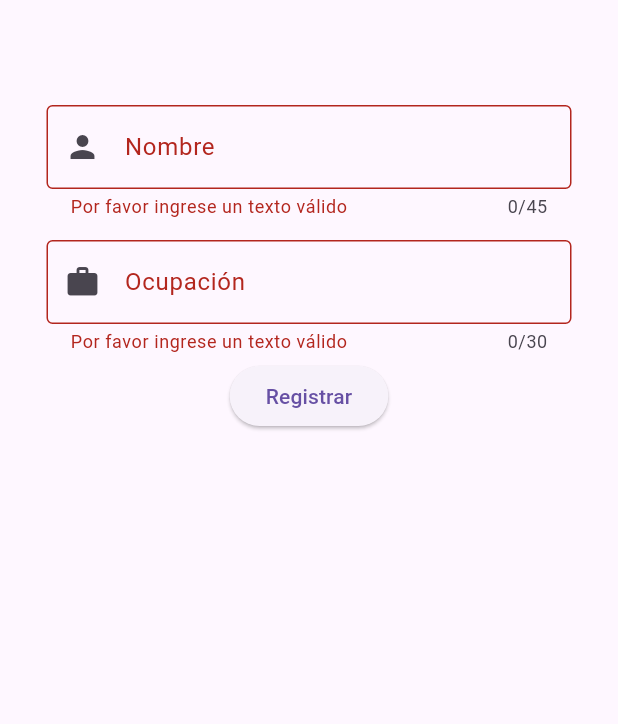
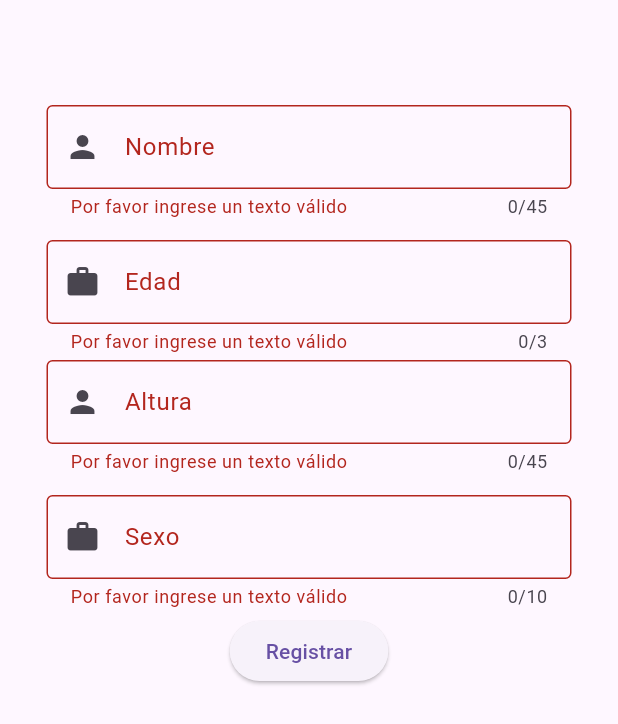
Before and after one commit to M131415/Formulario, a Flutter app: the FormScreenView widget shown alone on an empty page, opened directly, after a tap on "Registrar", on a phone screen of 412 x 824 dp. Shown: the top 724 px of the screen. Run offline on Flutter 3.47's test engine with Material 3 defaults, Android fonts, the phone set to English and light mode, and no system bars; our stand-ins replace flutter_bloc.

Commit message:
update form entity and widgets

```diff
--- a/lib/domain/entities/paciente.dart
+++ b/lib/domain/entities/paciente.dart
@@ -2,8 +2,8 @@ class Paciente{
 
   late int id;
   late String nombre;
-  late int edad;
-  late double altura;
+  late String edad;
+  late String altura;
   late String sexo;
 
   Paciente({
--- a/lib/presentation/screens/formulario/form_screen.dart
+++ b/lib/presentation/screens/formulario/form_screen.dart
@@ -1,4 +1,7 @@
 import 'package:flutter/material.dart';
+import 'package:flutter_bloc/flutter_bloc.dart';
+import 'package:formulario/domain/entities.dart';
+import 'package:formulario/presentation/blocs/form/form_cubit.dart';
 import 'package:formulario/presentation/widgets/widgets.dart';
 
 class FormScreen extends StatelessWidget {
@@ -12,6 +15,7 @@ class FormScreen extends StatelessWidget {
         backgroundColor: Colors.cyan,
       ),
       body: const FormScreenView(),
+      floatingActionButtonLocation: FloatingActionButtonLocation.startFloat,
       floatingActionButton: FloatingActionButton.extended(
         icon: const Icon(Icons.arrow_back_rounded),
         label: const Text("Regresar"),
@@ -31,12 +35,17 @@ class FormScreenView extends StatefulWidget {
 class MyCustomFormState extends State<FormScreenView> {
 
   final TextEditingController _nombreController = TextEditingController();
-    final TextEditingController _ocupacionController = TextEditingController();
+  final TextEditingController _edadController = TextEditingController();
+  final TextEditingController _alturaController = TextEditingController();
+  final TextEditingController _sexoController = TextEditingController();
 
   final _formKey = GlobalKey<FormState>();
 
   @override
   Widget build(BuildContext context) {
+
+    final formCubit = context.watch<FormCubit>();
+
     return Center(
         child: ListView(
           children: [
@@ -56,15 +65,31 @@ class MyCustomFormState extends State<FormScreenView> {
                 ),
                 const SizedBox(height: 10),
                 InputTextField(
-                  controller: _ocupacionController,
-                  label: "Ocupación",
-                  maxLength: 30,
+                  controller: _edadController,
+                  label: "Edad",
+                  maxLength: 3,
+                  icon: const Icon(Icons.work)
+                ),
+                InputTextField(
+                  controller: _alturaController,
+                  label: "Altura",
+                  maxLength: 45,
+                  icon: const Icon(Icons.person),
+                ),
+                const SizedBox(height: 10),
+                InputTextField(
+                  controller: _sexoController,
+                  label: "Sexo",
+                  maxLength: 10,
                   icon: const Icon(Icons.work)
                 ),
                 ElevatedButton(
                   onPressed: () {
                     // Validate returns true if the form is valid, or false otherwise.
                     if (_formKey.currentState!.validate()) {
+
+                      formCubit.insertContacto(_agregarPaciente());
+
                       // If the form is valid, display a snackbar. In the real world,
                       // you'd often call a server or save the information in a database.
                       ScaffoldMessenger.of(context).showSnackBar(
@@ -74,17 +99,12 @@ class MyCustomFormState extends State<FormScreenView> {
                             label: 'Deshacer',
                             onPressed: () {
                               // Some code to undo the change.
-                              setState(() {
-                                _nombreController.value;
-                              });
+                              //setState(() {});
                             },
                           ),
                         ),
                       );
-                      setState(() {
-                        _nombreController.clear();
-                        _ocupacionController.clear();
-                        });
+                      //setState(() {});
                     }
                   },
                   child: const Text('Registrar'),
@@ -96,4 +116,16 @@ class MyCustomFormState extends State<FormScreenView> {
       )
     );
   }
+  Paciente _agregarPaciente(){
+    String nombre = _nombreController.text;
+    String edad = _edadController.text;
+    String altura = _alturaController.text;
+    String sexo = _sexoController.text;
+
+    Paciente nuevoPaciente = Paciente(id: 122, nombre: nombre, edad: edad, altura: altura, sexo: sexo);
+    _edadController.clear();
+    _alturaController.clear();
+    _sexoController.clear();
+    return nuevoPaciente;
+  }
 }
--- a/lib/presentation/widgets/form_widgets/input.dart
+++ b/lib/presentation/widgets/form_widgets/input.dart
@@ -1,5 +1,4 @@
 import 'package:flutter/material.dart';
-import 'package:regexpattern/regexpattern.dart';
 
 class InputTextField extends StatelessWidget {
   final TextEditingController controller;
@@ -27,7 +26,7 @@ class InputTextField extends StatelessWidget {
               controller: controller,
               maxLength: maxLength,
               validator: (value) {
-                if (value == null || value.isEmpty || value.isAlphabetNumericSymbol()) {
+                if (value == null || value.isEmpty) {
                   controller.clear();
                   return 'Por favor ingrese un texto válido';
                 }
```
